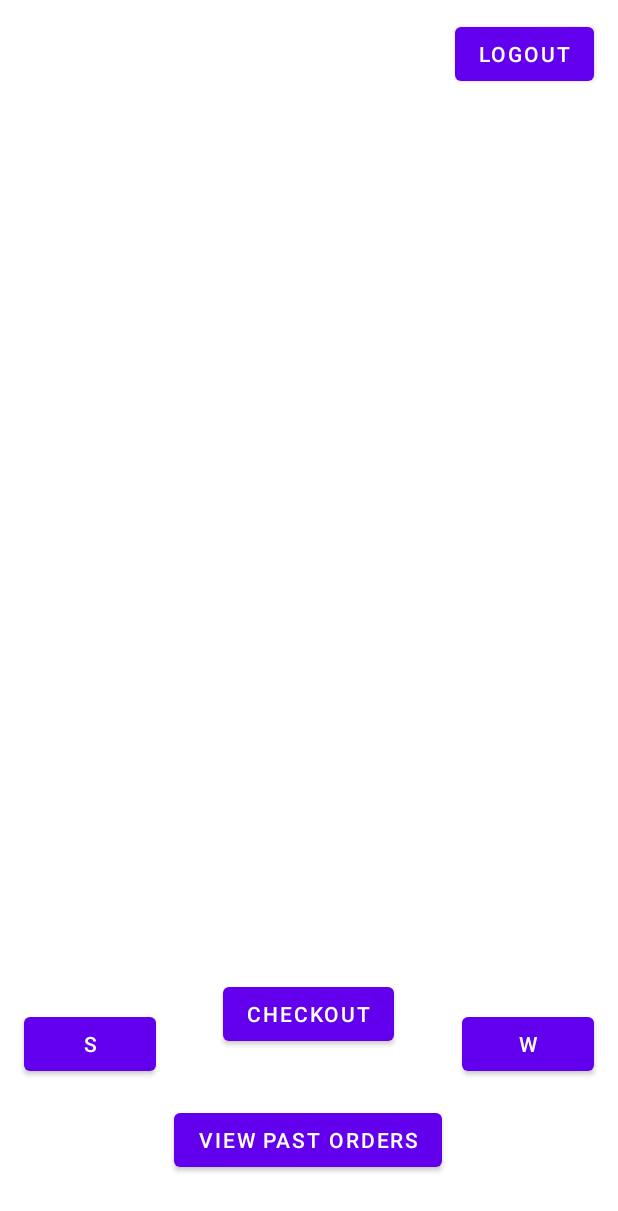
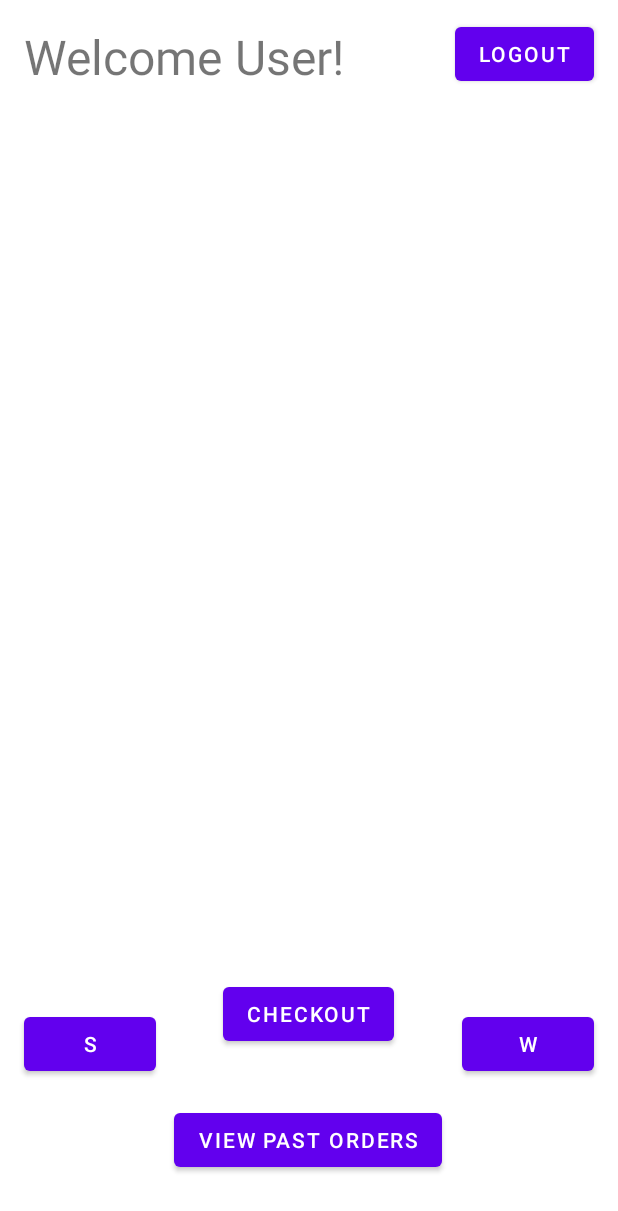
Before and after one commit to Darmiss/COA-Coffee-Ordering-App-, an Android app: the layout orderui.xml on its own in the app's theme, with its tools: preview values and no code run, on a phone screen of 412 x 824 dp. Shown: the top 1211 px of the screen. Run offline under Robolectric (Android 15) with nearby library versions, the phone set to English and light mode, and no system bars.

Commit message:
Welcome Name added

```diff
--- a/app/src/main/java/com/cjcj55/scrum_project_1/LoginScreen.java
+++ b/app/src/main/java/com/cjcj55/scrum_project_1/LoginScreen.java
@@ -72,8 +72,8 @@ public class LoginScreen extends Fragment {
             @Override
             public void onClick(View view) {
                 Context context = getContext();
-//                boolean check = DatabaseHelper.getInstance(context).userLogin(getEmail(),getPassword());
-                boolean check = DatabaseHelper.getInstance(context).userLogin("johnjones@mail.com","coffee");
+              boolean check = DatabaseHelper.getInstance(context).userLogin(getEmail(),getPassword());
+              //  boolean check = DatabaseHelper.getInstance(context).userLogin("johnjones@mail.com","coffee");
                 if(check)
                 {
                    NavHostFragment.findNavController(LoginScreen.this)
--- a/app/src/main/java/com/cjcj55/scrum_project_1/db/DatabaseHelper.java
+++ b/app/src/main/java/com/cjcj55/scrum_project_1/db/DatabaseHelper.java
@@ -533,7 +533,7 @@ public class DatabaseHelper extends SQLiteOpenHelper {
     public String getUserFirstName(int userId) {
         String firstName = null;
         SQLiteDatabase db = getReadableDatabase();
-        Cursor cursor = db.query("users", new String[] {"firstName"}, "userId=?", new String[] {String.valueOf(userId)}, null, null, null);
+        Cursor cursor = db.query("users", new String[] {"firstName"}, "user_id=?", new String[] {String.valueOf(userId)}, null, null, null);
         if (cursor.moveToFirst()) {
             firstName = cursor.getString(0);
         }
--- a/app/src/main/res/layout/orderui.xml
+++ b/app/src/main/res/layout/orderui.xml
@@ -2,7 +2,7 @@
 <androidx.constraintlayout.widget.ConstraintLayout xmlns:android="http://schemas.android.com/apk/res/android"
     xmlns:app="http://schemas.android.com/apk/res-auto"
     xmlns:tools="http://schemas.android.com/tools"
-    android:id="@+id/lo"
+    android:id="@+id/WelcomeText"
     android:layout_width="match_parent"
     android:layout_height="match_parent"
     tools:context=".OrderScreen">
@@ -77,4 +77,27 @@
         android:text="W"
         app:layout_constraintBottom_toBottomOf="parent"
         app:layout_constraintEnd_toEndOf="parent" />
+
+    <TextView
+        android:id="@+id/textView3"
+        android:layout_width="wrap_content"
+        android:layout_height="wrap_content"
+        android:layout_marginStart="16dp"
+        android:layout_marginTop="16dp"
+        android:scrollbarSize="4sp"
+        android:text="Welcome"
+        android:textSize="32sp"
+        app:layout_constraintStart_toStartOf="parent"
+        app:layout_constraintTop_toTopOf="parent" />
+
+    <TextView
+        android:id="@+id/CustomWelcomeName"
+        android:layout_width="wrap_content"
+        android:layout_height="wrap_content"
+        android:layout_marginStart="8dp"
+        android:layout_marginTop="16dp"
+        android:text="User!"
+        android:textSize="32sp"
+        app:layout_constraintStart_toEndOf="@+id/textView3"
+        app:layout_constraintTop_toTopOf="parent" />
 </androidx.constraintlayout.widget.ConstraintLayout>
```
Also changed, not shown: app/src/main/java/com/cjcj55/scrum_project_1/OrderScreen.java (+12 -0 lines).
